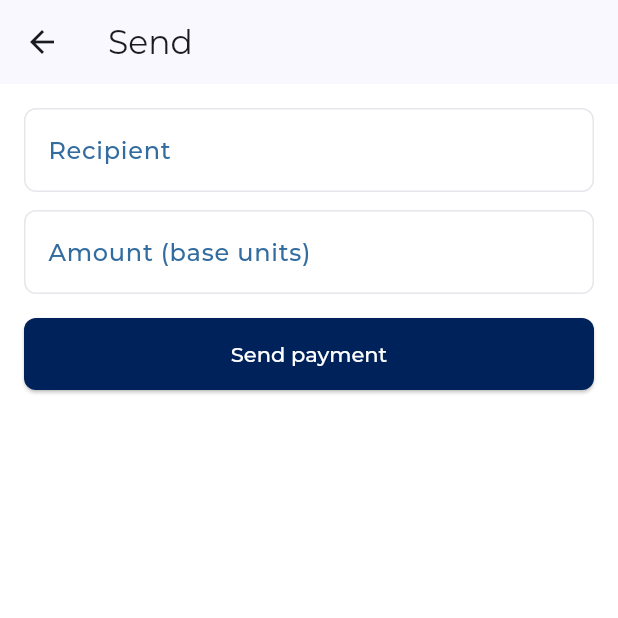
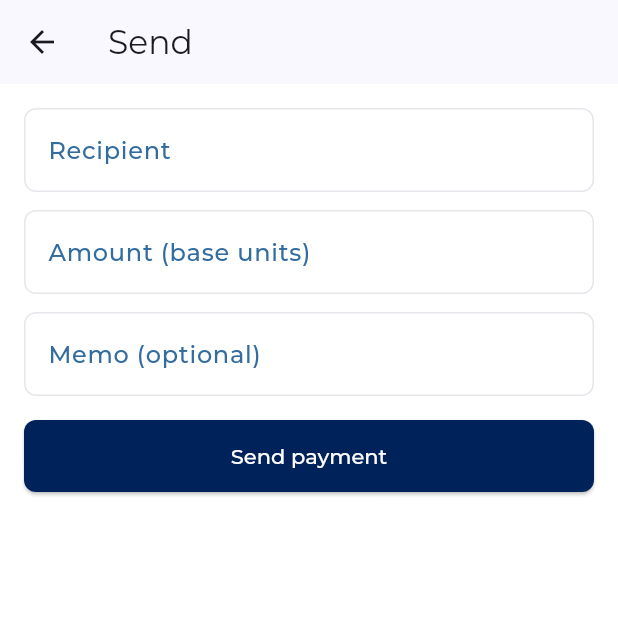
Before and after one commit to richardsric7/base-bc-projects, a Flutter app: the SendPage screen opened by its route, on a phone screen of 412 x 824 dp, the top half of it. Run offline on Flutter 3.47's test engine with Material 3 defaults, Android fonts, the phone set to English and light mode, and no system bars; our stand-ins replace flutter_secure_storage, shared_preferences; missing offline and left inert: dart:ffi; accounts and stored records are empty; network calls fail.

Commit message:
wallet-web/wallet-mobile: expose the restored payment memo field
Backend now persists a payment memo (PLAN.md §23); this wires it up in
both clients so it's actually usable, not just an unreachable backend
column: an optional "Memo" field on Send, threaded through build/
submit, and shown on the receipt and dashboard history rows when
present.

Co-Authored-By: Claude Sonnet 5 <noreply@anthropic.com>
Claude-Session: https://claude.ai/code/session_013reohKgaDq6jDgsQEZYNw2

```diff
--- a/wallet-mobile/app/lib/api/payments_api.dart
+++ b/wallet-mobile/app/lib/api/payments_api.dart
@@ -31,6 +31,7 @@ class PaymentHistoryRecord {
     required this.toAddress,
     required this.tokenAddress,
     required this.amount,
+    this.memo = '',
     required this.txHash,
     required this.createdAt,
   });
@@ -40,6 +41,10 @@ class PaymentHistoryRecord {
   final String toAddress;
   final String tokenAddress;
   final String amount;
+  // memo is the original's own free-text payment reference (wallet-backend
+  // PLAN.md §23) - optional, purely a display string with nothing on-chain
+  // to attach it to.
+  final String memo;
   final String txHash;
   final String createdAt;
 
@@ -49,6 +54,7 @@ class PaymentHistoryRecord {
         toAddress: json['toAddress'] as String,
         tokenAddress: json['tokenAddress'] as String,
         amount: json['amount'] as String,
+        memo: json['memo'] as String? ?? '',
         txHash: json['txHash'] as String,
         createdAt: json['createdAt'] as String,
       );
@@ -63,12 +69,13 @@ class PaymentsApi {
     String destination,
     String amount, {
     String? tokenAddress,
+    String? memo,
   }) {
     return _client.request(
       '/v1/payments/build',
       method: 'POST',
       walletAddress: walletAddress,
-      body: {'destination': destination, 'tokenAddress': tokenAddress ?? '', 'amount': amount},
+      body: {'destination': destination, 'tokenAddress': tokenAddress ?? '', 'amount': amount, 'memo': memo ?? ''},
       decode: (json) => ActionProposal.fromJson(json as Map<String, dynamic>),
     );
   }
@@ -81,6 +88,7 @@ class PaymentsApi {
     String destination,
     String amount, {
     String? tokenAddress,
+    String? memo,
   }) {
     return _client.request(
       '/v1/payments/submit',
@@ -93,6 +101,7 @@ class PaymentsApi {
         'destination': destination,
         'tokenAddress': tokenAddress ?? '',
         'amount': amount,
+        'memo': memo ?? '',
       },
       decode: (json) => PaymentHistoryRecord.fromJson(json as Map<String, dynamic>),
     );
--- a/wallet-mobile/app/lib/pages/receipt/receipt_page.dart
+++ b/wallet-mobile/app/lib/pages/receipt/receipt_page.dart
@@ -52,6 +52,7 @@ class ReceiptPage extends StatelessWidget {
                 _Row(label: 'To', value: record.toAddress),
                 _Row(label: 'Amount (base units)', value: record.amount),
                 if (record.tokenAddress.isNotEmpty) _Row(label: 'Token', value: record.tokenAddress),
+                if (record.memo.isNotEmpty) _Row(label: 'Memo', value: record.memo),
                 _Row(label: 'Transaction hash', value: record.txHash, link: explorerUrl),
                 _Row(label: 'Date', value: record.createdAt),
               ],
--- a/wallet-mobile/app/lib/pages/send/send_page.dart
+++ b/wallet-mobile/app/lib/pages/send/send_page.dart
@@ -23,6 +23,7 @@ class SendPage extends StatefulWidget {
 class _SendPageState extends State<SendPage> {
   String _destination = '';
   String _amount = '';
+  String _memo = '';
   _Status _status = _Status.idle;
   String _error = '';
   String _txHash = '';
@@ -58,7 +59,7 @@ class _SendPageState extends State<SendPage> {
       // resolved to as resolvedAddress.
       final proposal = await services.users.withWalletDeployRetry(
         signerAddress,
-        () => services.payments.buildPayment(primaryAddress, _destination, _amount),
+        () => services.payments.buildPayment(primaryAddress, _destination, _amount, memo: _memo.isEmpty ? null : _memo),
       );
       if (proposal.resolvedAddress != null) {
         setState(() => _resolvedAddress = proposal.resolvedAddress!);
@@ -83,6 +84,7 @@ class _SendPageState extends State<SendPage> {
         // receipt should show.
         proposal.resolvedAddress ?? _destination,
         _amount,
+        memo: _memo.isEmpty ? null : _memo,
       );
 
       setState(() {
@@ -138,6 +140,13 @@ class _SendPageState extends State<SendPage> {
               keyboardType: TextInputType.number,
               onChanged: (v) => _amount = v,
             ),
+            const SizedBox(height: 12),
+            AppTextInput(
+              label: 'Memo (optional)',
+              value: _memo,
+              hint: 'e.g. invoice #4471',
+              onChanged: (v) => _memo = v,
+            ),
             const SizedBox(height: 16),
             if (_error.isNotEmpty) Padding(padding: const EdgeInsets.only(bottom: 12), child: Text(_error, style: const TextStyle(color: Colors.red))),
             if (_status == _Status.done)
```
Also changed, not shown: wallet-mobile/app/lib/pages/dashboard/dashboard_page.dart (+7 -1 lines), 7 other files.
